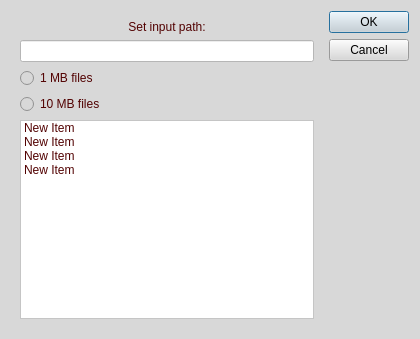
This is src/gui/generated/ui/ui_SequenceWindow.ui in matusjokay/paranoYa as Qt 5 draws it before an edit. The edited form follows.
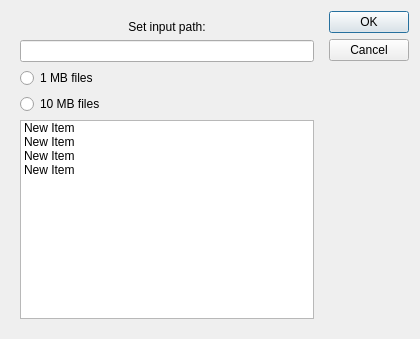
This is the edited form.

```diff
--- a/src/gui/generated/ui/ui_SequenceWindow.ui
+++ b/src/gui/generated/ui/ui_SequenceWindow.ui
@@ -13,18 +13,12 @@
   <property name="windowTitle">
    <string>Sequence</string>
   </property>
-  <property name="styleSheet">
-   <string notr="true">background-color:#D8D8D8</string>
-  </property>
   <layout class="QHBoxLayout" name="horizontalLayout">
    <item>
     <widget class="QWidget" name="Input_Area_Sequence" native="true">
      <layout class="QVBoxLayout" name="verticalLayout">
       <item>
        <widget class="QLabel" name="Input_path_lbl">
-        <property name="styleSheet">
-         <string notr="true">Color:#520202</string>
-        </property>
         <property name="text">
          <string>Set input path:</string>
         </property>
@@ -34,17 +28,10 @@
        </widget>
       </item>
       <item>
-       <widget class="QLineEdit" name="Path_Input">
-        <property name="styleSheet">
-         <string notr="true">background-color:#FFFFFF;color:#520202</string>
-        </property>
-       </widget>
+       <widget class="QLineEdit" name="Path_Input"/>
       </item>
       <item>
        <widget class="QRadioButton" name="radbtn_1mb">
-        <property name="styleSheet">
-         <string notr="true">Color:#520202</string>
-        </property>
         <property name="text">
          <string>1 MB files</string>
         </property>
@@ -52,9 +39,6 @@
       </item>
       <item>
        <widget class="QRadioButton" name="radbtn_10mb">
-        <property name="styleSheet">
-         <string notr="true">Color:#520202</string>
-        </property>
         <property name="text">
          <string>10 MB files</string>
         </property>
@@ -62,9 +46,6 @@
       </item>
       <item>
        <widget class="QListWidget" name="FileList">
-        <property name="styleSheet">
-         <string notr="true">background-color:#FFFFFF;Color:#520202</string>
-        </property>
         <item>
          <property name="text">
           <string>New Item</string>
```
Left out of the diff: 35 changed lines with no effect on the pictures.
